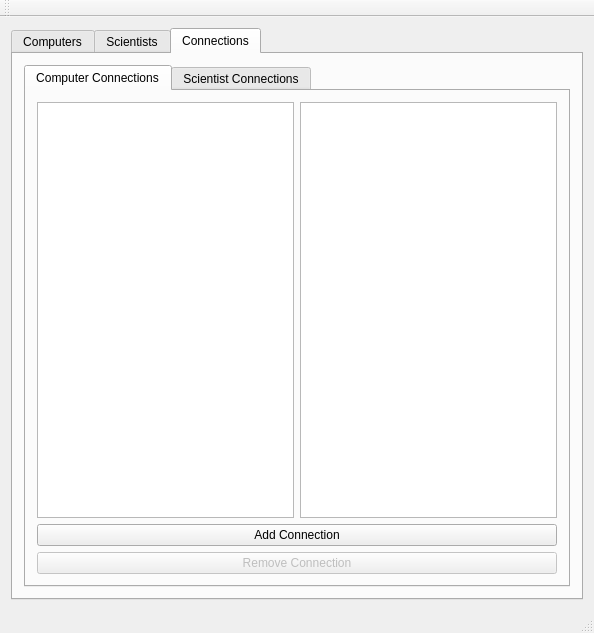
Before: the Qt Designer form vika3/week3/mainwindow.ui in axelboga/hopur32, drawn with Qt 5.
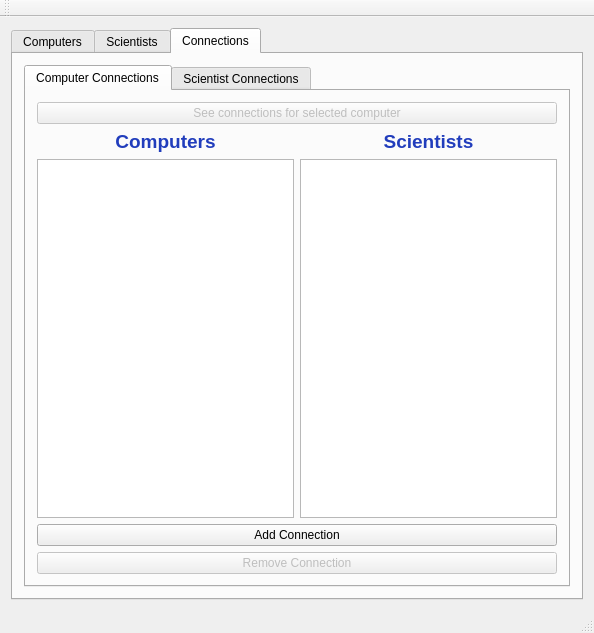
After: the same form once the commit is applied.

Commit message: laga connections

Diff of the .ui file:
```diff
--- a/vika3/week3/mainwindow.ui
+++ b/vika3/week3/mainwindow.ui
@@ -230,6 +230,34 @@
               <string>Computer Connections</string>
              </attribute>
              <layout class="QVBoxLayout" name="verticalLayout_20">
+              <item>
+               <widget class="QPushButton" name="button_see_connections_computer">
+                <property name="enabled">
+                 <bool>false</bool>
+                </property>
+                <property name="text">
+                 <string>See connections for selected computer</string>
+                </property>
+               </widget>
+              </item>
+              <item>
+               <layout class="QHBoxLayout" name="horizontalLayout_4">
+                <item>
+                 <widget class="QLabel" name="label_computers_connections_computer">
+                  <property name="text">
+                   <string>&lt;html&gt;&lt;head/&gt;&lt;body&gt;&lt;p align=&quot;center&quot;&gt;&lt;span style=&quot; font-size:14pt; font-weight:600; color:#213dbc;&quot;&gt;Computers&lt;/span&gt;&lt;/p&gt;&lt;/body&gt;&lt;/html&gt;</string>
+                  </property>
+                 </widget>
+                </item>
+                <item>
+                 <widget class="QLabel" name="label_computers_connections_scientist">
+                  <property name="text">
+                   <string>&lt;html&gt;&lt;head/&gt;&lt;body&gt;&lt;p align=&quot;center&quot;&gt;&lt;span style=&quot; font-size:14pt; font-weight:600; color:#213dbc;&quot;&gt;Scientists&lt;/span&gt;&lt;/p&gt;&lt;/body&gt;&lt;/html&gt;</string>
+                  </property>
+                 </widget>
+                </item>
+               </layout>
+              </item>
               <item>
                <layout class="QVBoxLayout" name="verticalLayout_12">
                 <item>
```
Left out of the diff: 28 changed lines with no effect on the pictures. The commit also changes 23 other files.
